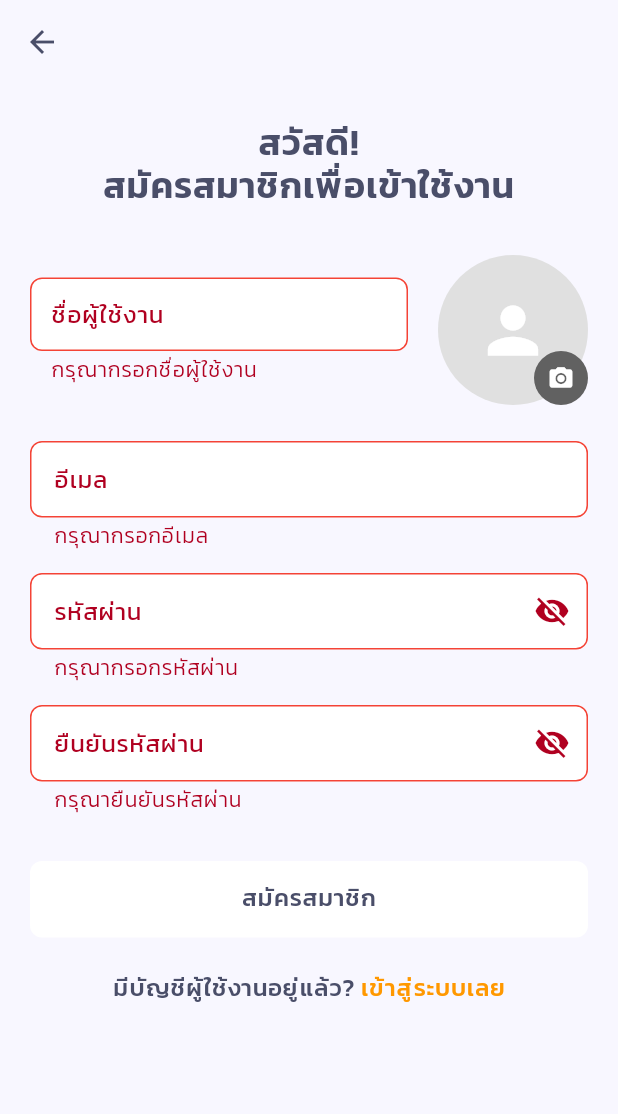
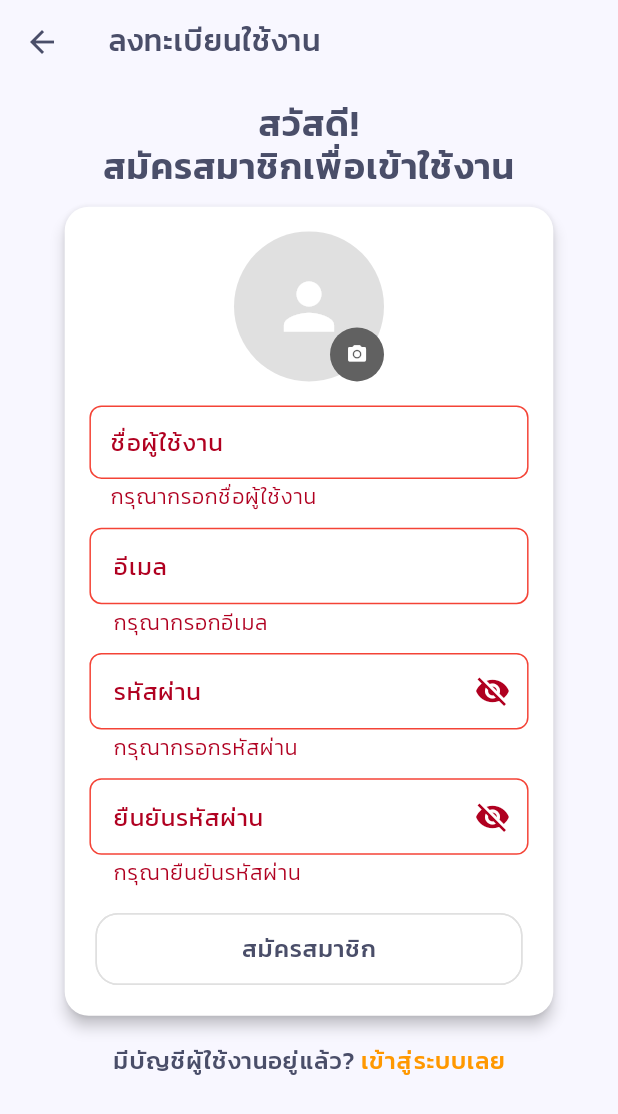
Before and after one commit to pumpkinn7/vocabtree, a Flutter app: the RegisterScreen screen opened by its route, after a tap on "สมัครสมาชิก", on a phone screen of 412 x 824 dp. Shown: the top 1114 px of the screen. Run offline on Flutter 3.47's test engine with Material 3 defaults, Android fonts, the phone set to English and light mode, and no system bars; our stand-ins replace card_swiper, cloud_firestore, firebase_auth, firebase_core, firebase_storage, fl_chart and 5 more; missing offline and left inert: day_night_switcher, translator; accounts and stored records are empty; network calls fail.

Commit message:
RegisterScreen

```diff
--- a/lib/features/auth/screens/register_screen.dart
+++ b/lib/features/auth/screens/register_screen.dart
@@ -1,13 +1,13 @@
 import 'dart:io';
 
-import 'package:firebase_storage/firebase_storage.dart';
 import 'package:flutter/foundation.dart';
 import 'package:flutter/material.dart';
-import 'package:image_picker/image_picker.dart';
 import 'package:vocabtree/features/auth/screens/login_screen.dart';
 import 'package:vocabtree/features/auth/screens/otp_verification_screen.dart';
 import 'package:vocabtree/features/auth/services/auth_service.dart';
 import 'package:vocabtree/core/theme/text_styles.dart';
+import 'package:vocabtree/core/utils/responsive_helper.dart';
+import 'package:vocabtree/features/auth/widgets/register/register_form.dart';
 
 class RegisterScreen extends StatefulWidget {
   const RegisterScreen({super.key});
@@ -18,74 +18,23 @@ class RegisterScreen extends StatefulWidget {
 
 class _RegisterScreenState extends State<RegisterScreen> {
   final _formKey = GlobalKey<FormState>();
-  final _usernameController = TextEditingController();
-  final _emailController = TextEditingController();
-  final _passwordController = TextEditingController();
-  final _confirmPasswordController = TextEditingController();
   final AuthService _authService = AuthService();
-
-  bool _obscurePassword = true;
-  bool _obscureConfirmPassword = true;
-  File? _imageFile;
-  String? _profileImageUrl;
   bool _isLoading = false;
 
-  @override
-  void dispose() {
-    _usernameController.dispose();
-    _emailController.dispose();
-    _passwordController.dispose();
-    _confirmPasswordController.dispose();
-    super.dispose();
+  void _showErrorSnackBar(String message) {
+    ScaffoldMessenger.of(context)
+        .showSnackBar(SnackBar(content: Text(message)));
   }
 
-  Future<void> _pickImage() async {
-    final pickedFile =
-        await ImagePicker().pickImage(source: ImageSource.gallery);
-    if (pickedFile != null) {
-      setState(() {
-        _imageFile = File(pickedFile.path);
-      });
-      await _uploadImage();
-    }
-  }
-
-  Future<void> _uploadImage() async {
-    if (_imageFile == null) return;
-
-    try {
-      final ref = FirebaseStorage.instance
-          .ref()
-          .child('profile_images')
-          .child('${DateTime.now().toIso8601String()}.jpg');
-      await ref.putFile(_imageFile!);
-      final url = await ref.getDownloadURL();
-      setState(() {
-        _profileImageUrl = url;
-      });
-    } catch (e) {
-      if (kDebugMode) {
-        print('Error uploading image: $e');
-      }
-      _showErrorSnackBar('เกิดข้อผิดพลาดในการอัปโหลดรูปภาพ');
-    }
-  }
-
-  void _togglePasswordVisibility() {
-    setState(() {
-      _obscurePassword = !_obscurePassword;
-    });
-  }
-
-  void _toggleConfirmPasswordVisibility() {
-    setState(() {
-      _obscureConfirmPassword = !_obscureConfirmPassword;
-    });
-  }
-
-  Future<void> _register() async {
-    if (!_formKey.currentState!.validate()) return;
-    if (_profileImageUrl == null) {
+  Future<void> _handleFormSubmit({
+    required String username,
+    required String email,
+    required String password,
+    required File? imageFile,
+    required String? profileImageUrl,
+  }) async {
+    if (_formKey.currentState!.validate()) {
+      if (profileImageUrl == null) {
         _showErrorSnackBar('กรุณาอัปโหลดรูปภาพโปรไฟล์');
         return;
       }
@@ -96,11 +45,13 @@ class _RegisterScreenState extends State<RegisterScreen> {
 
       try {
         final result = await _authService.registerUser(
-        username: _usernameController.text.trim(),
-        email: _emailController.text.trim(),
-        password: _passwordController.text,
-        profileImageUrl: _profileImageUrl!,
+          username: username.trim(),
+          email: email.trim(),
+          password: password,
+          profileImageUrl: profileImageUrl,
         );
+
+        if (!mounted) return;
 
         setState(() {
           _isLoading = false;
@@ -111,12 +62,12 @@ class _RegisterScreenState extends State<RegisterScreen> {
             context,
             MaterialPageRoute(
               builder: (context) => OTPVerificationScreen(
-              email: _emailController.text.trim(),
-              password: _passwordController.text,
-              username: _usernameController.text.trim(),
-              profileImageFile: _imageFile,
+                email: email.trim(),
+                password: password,
+                username: username.trim(),
+                profileImageFile: imageFile,
                 user: result.user!,
-              profileImageUrl: _profileImageUrl!,
+                profileImageUrl: profileImageUrl,
               ),
             ),
           );
@@ -134,10 +85,6 @@ class _RegisterScreenState extends State<RegisterScreen> {
         _showErrorSnackBar('เกิดข้อผิดพลาดในการลงทะเบียน: $e');
       }
     }
-
-  void _showErrorSnackBar(String message) {
-    ScaffoldMessenger.of(context)
-        .showSnackBar(SnackBar(content: Text(message)));
   }
 
   @override
@@ -145,6 +92,7 @@ class _RegisterScreenState extends State<RegisterScreen> {
     return Scaffold(
       extendBodyBehindAppBar: true,
       appBar: AppBar(
+        title: const Text('ลงทะเบียนใช้งาน'),
         leading: IconButton(
           icon: const Icon(Icons.arrow_back),
           onPressed: () => Navigator.pop(context),
@@ -154,181 +102,52 @@ class _RegisterScreenState extends State<RegisterScreen> {
       ),
       body: SafeArea(
         child: SingleChildScrollView(
-          padding: const EdgeInsets.symmetric(horizontal: 20),
-          child: Form(
-            key: _formKey,
+          padding: EdgeInsets.symmetric(
+            horizontal: ResponsiveHelper.getScreenWidth(context) * 0.05,
+            vertical: ResponsiveHelper.getScreenWidth(context) *
+                0.02, // ลดระยะห่างด้านบน-ล่าง
+          ),
+          child: Center(
+            child: FractionallySizedBox(
+              widthFactor: ResponsiveHelper.getContentWidth(context),
               child: Column(
                 crossAxisAlignment: CrossAxisAlignment.stretch,
                 children: [
-                const SizedBox(height: 24),
+                  SizedBox(
+                      height:
+                          ResponsiveHelper.getVerticalSpacing(context) * 0.2),
                   Text(
                     'สวัสดี!\nสมัครสมาชิกเพื่อเข้าใช้งาน',
                     style: AppTextStyles.headline,
                     textAlign: TextAlign.center,
                   ),
-                const SizedBox(height: 32),
-                _buildUsernameAndProfileImage(),
-                const SizedBox(height: 24),
-                _buildEmailField(),
-                const SizedBox(height: 16),
-                _buildPasswordField(),
-                const SizedBox(height: 16),
-                _buildConfirmPasswordField(),
-                const SizedBox(height: 32),
-                _buildRegisterButton(),
-                const SizedBox(height: 24),
+                  SizedBox(
+                      height:
+                          ResponsiveHelper.getVerticalSpacing(context) * 0.5),
+                  Card(
+                    elevation: 4,
+                    shape: RoundedRectangleBorder(
+                      borderRadius: BorderRadius.circular(16),
+                    ),
+                    child: Padding(
+                      padding: EdgeInsets.all(
+                          ResponsiveHelper.getScreenWidth(context) * 0.04),
+                      child: RegisterForm(
+                        formKey: _formKey,
+                        isLoading: _isLoading,
+                        onSubmit: _handleFormSubmit,
+                      ),
+                    ),
+                  ),
+                  SizedBox(
+                      height: ResponsiveHelper.getVerticalSpacing(context)),
                   _buildLoginLink(),
-                const SizedBox(height: 24),
+                  SizedBox(
+                      height: ResponsiveHelper.getVerticalSpacing(context)),
                 ],
               ),
             ),
           ),
-      ),
-    );
-  }
-
-  Widget _buildUsernameAndProfileImage() {
-    return Row(
-      crossAxisAlignment: CrossAxisAlignment.center,
-      children: [
-        Expanded(
-          child: TextFormField(
-            controller: _usernameController,
-            decoration: InputDecoration(
-              labelText: 'ชื่อผู้ใช้งาน',
-              border:
-                  OutlineInputBorder(borderRadius: BorderRadius.circular(10)),
-              labelStyle: AppTextStyles.inputText,
-              contentPadding:
-                  const EdgeInsets.symmetric(vertical: 15, horizontal: 10),
-            ),
-            validator: (value) {
-              if (value == null || value.isEmpty) {
-                return 'กรุณากรอกชื่อผู้ใช้งาน';
-              }
-              return null;
-            },
-          ),
-        ),
-        const SizedBox(width: 20),
-        Stack(
-          alignment: Alignment.bottomRight,
-          children: [
-            CircleAvatar(
-              radius: 50,
-              backgroundColor: Colors.grey[300],
-              backgroundImage:
-                  _imageFile != null ? FileImage(_imageFile!) : null,
-              child: _imageFile == null
-                  ? const Icon(Icons.person, size: 50, color: Colors.white)
-                  : null,
-            ),
-            CircleAvatar(
-              backgroundColor: Colors.grey[700],
-              radius: 18,
-              child: IconButton(
-                icon:
-                    const Icon(Icons.camera_alt, size: 18, color: Colors.white),
-                onPressed: _pickImage,
-                padding: EdgeInsets.zero,
-              ),
-            ),
-          ],
-        ),
-      ],
-    );
-  }
-
-  Widget _buildEmailField() {
-    return TextFormField(
-      controller: _emailController,
-      keyboardType: TextInputType.emailAddress,
-      decoration: InputDecoration(
-        labelText: 'อีเมล',
-        border: OutlineInputBorder(borderRadius: BorderRadius.circular(10)),
-        labelStyle: AppTextStyles.inputText,
-      ),
-      validator: (value) {
-        if (value == null || value.isEmpty) {
-          return 'กรุณากรอกอีเมล';
-        }
-        if (!RegExp(r'^[\w-\.]+@([\w-]+\.)+[\w-]{2,4}$').hasMatch(value)) {
-          return 'กรุณากรอกอีเมลให้ถูกต้อง';
-        }
-        return null;
-      },
-    );
-  }
-
-  Widget _buildPasswordField() {
-    return TextFormField(
-      controller: _passwordController,
-      obscureText: _obscurePassword,
-      decoration: InputDecoration(
-        labelText: 'รหัสผ่าน',
-        border: OutlineInputBorder(borderRadius: BorderRadius.circular(10)),
-        labelStyle: AppTextStyles.inputText,
-        suffixIcon: IconButton(
-          icon:
-              Icon(_obscurePassword ? Icons.visibility_off : Icons.visibility),
-          onPressed: _togglePasswordVisibility,
-        ),
-      ),
-      validator: (value) {
-        if (value == null || value.isEmpty) {
-          return 'กรุณากรอกรหัสผ่าน';
-        }
-        if (value.length < 6) {
-          return 'รหัสผ่านต้องมีอย่างน้อย 6 ตัวอักษร';
-        }
-        return null;
-      },
-    );
-  }
-
-  Widget _buildConfirmPasswordField() {
-    return TextFormField(
-      controller: _confirmPasswordController,
-      obscureText: _obscureConfirmPassword,
-      decoration: InputDecoration(
-        labelText: 'ยืนยันรหัสผ่าน',
-        border: OutlineInputBorder(borderRadius: BorderRadius.circular(10)),
-        labelStyle: AppTextStyles.inputText,
-        suffixIcon: IconButton(
-          icon: Icon(_obscureConfirmPassword
-              ? Icons.visibility_off
-              : Icons.visibility),
-          onPressed: _toggleConfirmPasswordVisibility,
-        ),
-      ),
-      validator: (value) {
-        if (value == null || value.isEmpty) {
-          return 'กรุณายืนยันรหัสผ่าน';
-        }
-        if (value != _passwordController.text) {
-          return 'รหัสผ่านไม่ตรงกัน';
-        }
-        return null;
-      },
-    );
-  }
-
-  Widget _buildRegisterButton() {
-    return SizedBox(
-      width: double.infinity,
-      child: ElevatedButton(
-        onPressed: _isLoading ? null : _register,
-        style: ElevatedButton.styleFrom(
-          padding: const EdgeInsets.symmetric(vertical: 16),
-          shape: RoundedRectangleBorder(
-            borderRadius: BorderRadius.circular(8),
-          ),
-        ),
-        child: _isLoading
-            ? const CircularProgressIndicator(color: Colors.white)
-            : Text(
-                'สมัครสมาชิก',
-                style: AppTextStyles.label,
         ),
       ),
     );
--- /dev/null
+++ b/lib/features/auth/widgets/register/email_field.dart
@@ -0,0 +1,30 @@
+import 'package:flutter/material.dart';
+import 'package:vocabtree/core/theme/text_styles.dart';
+
+class EmailField extends StatelessWidget {
+  final TextEditingController controller;
+
+  const EmailField({super.key, required this.controller});
+
+  @override
+  Widget build(BuildContext context) {
+    return TextFormField(
+      controller: controller,
+      keyboardType: TextInputType.emailAddress,
+      decoration: InputDecoration(
+        labelText: 'อีเมล',
+        border: OutlineInputBorder(borderRadius: BorderRadius.circular(10)),
+        labelStyle: AppTextStyles.inputText,
+      ),
+      validator: (value) {
+        if (value == null || value.isEmpty) {
+          return 'กรุณากรอกอีเมล';
+        }
+        if (!RegExp(r'^[\w-\.]+@([\w-]+\.)+[\w-]{2,4}$').hasMatch(value)) {
+          return 'กรุณากรอกอีเมลให้ถูกต้อง';
+        }
+        return null;
+      },
+    );
+  }
+}
--- /dev/null
+++ b/lib/features/auth/widgets/register/password_field.dart
@@ -0,0 +1,53 @@
+import 'package:flutter/material.dart';
+import 'package:vocabtree/core/theme/text_styles.dart';
+
+class PasswordField extends StatelessWidget {
+  final TextEditingController controller;
+  final bool obscureText;
+  final VoidCallback toggleVisibility;
+  final bool isConfirmField;
+  final String? passwordToMatch;
+
+  const PasswordField({
+    super.key,
+    required this.controller,
+    required this.obscureText,
+    required this.toggleVisibility,
+    this.isConfirmField = false,
+    this.passwordToMatch,
+  });
+
+  @override
+  Widget build(BuildContext context) {
+    return TextFormField(
+      controller: controller,
+      obscureText: obscureText,
+      decoration: InputDecoration(
+        labelText: isConfirmField ? 'ยืนยันรหัสผ่าน' : 'รหัสผ่าน',
+        border: OutlineInputBorder(borderRadius: BorderRadius.circular(10)),
+        labelStyle: AppTextStyles.inputText,
+        suffixIcon: IconButton(
+          icon: Icon(obscureText ? Icons.visibility_off : Icons.visibility),
+          onPressed: toggleVisibility,
+        ),
+      ),
+      validator: (value) {
+        if (value == null || value.isEmpty) {
+          return isConfirmField ? 'กรุณายืนยันรหัสผ่าน' : 'กรุณากรอกรหัสผ่าน';
+        }
+
+        if (!isConfirmField && value.length < 6) {
+          return 'รหัสผ่านต้องมีอย่างน้อย 6 ตัวอักษร';
+        }
+
+        if (isConfirmField &&
+            passwordToMatch != null &&
+            value != passwordToMatch) {
+          return 'รหัสผ่านไม่ตรงกัน';
+        }
+
+        return null;
+      },
+    );
+  }
+}
--- /dev/null
+++ b/lib/features/auth/widgets/register/register_button.dart
@@ -0,0 +1,53 @@
+import 'package:flutter/material.dart';
+import 'package:vocabtree/core/utils/responsive_helper.dart';
+
+class RegisterButton extends StatelessWidget {
+  final bool isLoading;
+  final VoidCallback onPressed;
+
+  const RegisterButton({
+    super.key,
+    required this.isLoading,
+    required this.onPressed,
+  });
+
+  @override
+  Widget build(BuildContext context) {
+    final screenWidth = ResponsiveHelper.getScreenWidth(context);
+    final buttonHeight = screenWidth > 600 ? 56.0 : 48.0;
+
+    return Card(
+      elevation: 0,
+      shape: RoundedRectangleBorder(
+        borderRadius: BorderRadius.circular(15),
+        side: BorderSide(color: Colors.grey[300]!),
+      ),
+      child: SizedBox(
+        width: double.infinity,
+        height: buttonHeight,
+        child: ElevatedButton(
+          onPressed: isLoading ? null : onPressed,
+          style: Theme.of(context).elevatedButtonTheme.style?.copyWith(
+                elevation: MaterialStateProperty.all(0),
+                backgroundColor: MaterialStateProperty.resolveWith((states) {
+                  if (states.contains(MaterialState.disabled)) {
+                    return Theme.of(context).colorScheme.surfaceVariant;
+                  }
+                  return Theme.of(context).colorScheme.surface;
+                }),
+              ),
+          child: isLoading
+              ? const SizedBox(
+                  width: 24,
+                  height: 24,
+                  child: CircularProgressIndicator(),
+                )
+              : Text(
+                  'สมัครสมาชิก',
+                  style: Theme.of(context).textTheme.labelLarge,
+                ),
+        ),
+      ),
+    );
+  }
+}
--- /dev/null
+++ b/lib/features/auth/widgets/register/register_form.dart
@@ -0,0 +1,121 @@
+import 'dart:io';
+
+import 'package:flutter/material.dart';
+import 'package:vocabtree/core/utils/responsive_helper.dart';
+import 'package:vocabtree/features/auth/widgets/register/username_profile_section.dart';
+import 'package:vocabtree/features/auth/widgets/register/email_field.dart';
+import 'package:vocabtree/features/auth/widgets/register/password_field.dart';
+import 'package:vocabtree/features/auth/widgets/register/register_button.dart';
+
+class RegisterForm extends StatefulWidget {
+  final GlobalKey<FormState> formKey;
+  final bool isLoading;
+  final Function({
+    required String username,
+    required String email,
+    required String password,
+    required File? imageFile,
+    required String? profileImageUrl,
+  }) onSubmit;
+
+  const RegisterForm({
+    super.key,
+    required this.formKey,
+    required this.isLoading,
+    required this.onSubmit,
+  });
+
+  @override
+  State<RegisterForm> createState() => _RegisterFormState();
+}
+
+class _RegisterFormState extends State<RegisterForm> {
+  final _usernameController = TextEditingController();
+  final _emailController = TextEditingController();
+  final _passwordController = TextEditingController();
+  final _confirmPasswordController = TextEditingController();
+
+  bool _obscurePassword = true;
+  bool _obscureConfirmPassword = true;
+  File? _imageFile;
+  String? _profileImageUrl;
+
+  @override
+  void dispose() {
+    _usernameController.dispose();
+    _emailController.dispose();
+    _passwordController.dispose();
+    _confirmPasswordController.dispose();
+    super.dispose();
+  }
+
+  void _togglePasswordVisibility() {
+    setState(() {
+      _obscurePassword = !_obscurePassword;
+    });
+  }
+
+  void _toggleConfirmPasswordVisibility() {
+    setState(() {
+      _obscureConfirmPassword = !_obscureConfirmPassword;
+    });
+  }
+
+  void _updateImageData({File? imageFile, String? profileImageUrl}) {
+    setState(() {
+      _imageFile = imageFile;
+      _profileImageUrl = profileImageUrl;
+    });
+  }
+
+  void _handleSubmit() {
+    widget.onSubmit(
+      username: _usernameController.text,
+      email: _emailController.text,
+      password: _passwordController.text,
+      imageFile: _imageFile,
+      profileImageUrl: _profileImageUrl,
+    );
+  }
+
+  @override
+  Widget build(BuildContext context) {
+    final verticalSpacing = ResponsiveHelper.getVerticalSpacing(context) *
+        0.7; // ลดระยะห่างระหว่างช่องกรอก
+
+    return Form(
+      key: widget.formKey,
+      child: Column(
+        crossAxisAlignment: CrossAxisAlignment.stretch,
+        children: [
+          UsernameProfileSection(
+            usernameController: _usernameController,
+            imageFile: _imageFile,
+            onImageUpdate: _updateImageData,
+          ),
+          SizedBox(height: verticalSpacing),
+          EmailField(controller: _emailController),
+          SizedBox(height: verticalSpacing),
+          PasswordField(
+            controller: _passwordController,
+            obscureText: _obscurePassword,
+            toggleVisibility: _togglePasswordVisibility,
+          ),
+          SizedBox(height: verticalSpacing),
+          PasswordField(
+            controller: _confirmPasswordController,
+            obscureText: _obscureConfirmPassword,
+            toggleVisibility: _toggleConfirmPasswordVisibility,
+            isConfirmField: true,
+            passwordToMatch: _passwordController.text,
+          ),
+          SizedBox(height: verticalSpacing * 1.2),
+          RegisterButton(
+            isLoading: widget.isLoading,
+            onPressed: _handleSubmit,
+          ),
+        ],
+      ),
+    );
+  }
+}
--- /dev/null
+++ b/lib/features/auth/widgets/register/username_profile_section.dart
@@ -0,0 +1,134 @@
+import 'dart:io';
+
+import 'package:firebase_storage/firebase_storage.dart';
+import 'package:flutter/foundation.dart';
+import 'package:flutter/material.dart';
+import 'package:image_picker/image_picker.dart';
+import 'package:vocabtree/core/theme/text_styles.dart';
+import 'package:vocabtree/core/utils/responsive_helper.dart';
+
+class UsernameProfileSection extends StatefulWidget {
+  final TextEditingController usernameController;
+  final File? imageFile;
+  final Function({File? imageFile, String? profileImageUrl}) onImageUpdate;
+
+  const UsernameProfileSection({
+    super.key,
+    required this.usernameController,
+    required this.imageFile,
+    required this.onImageUpdate,
+  });
+
+  @override
+  State<UsernameProfileSection> createState() => _UsernameProfileSectionState();
+}
+
+class _UsernameProfileSectionState extends State<UsernameProfileSection> {
+  Future<void> _pickImage() async {
+    final pickedFile =
+        await ImagePicker().pickImage(source: ImageSource.gallery);
+    if (pickedFile != null) {
+      final imageFile = File(pickedFile.path);
+      await _uploadImage(imageFile);
+    }
+  }
+
+  Future<void> _uploadImage(File imageFile) async {
+    try {
+      final ref = FirebaseStorage.instance
+          .ref()
+          .child('profile_images')
+          .child('${DateTime.now().toIso8601String()}.jpg');
+      await ref.putFile(imageFile);
+      final url = await ref.getDownloadURL();
+
+      widget.onImageUpdate(imageFile: imageFile, profileImageUrl: url);
+    } catch (e) {
+      if (kDebugMode) {
+        print('Error uploading image: $e');
+      }
+      ScaffoldMessenger.of(context).showSnackBar(
+        const SnackBar(content: Text('เกิดข้อผิดพลาดในการอัปโหลดรูปภาพ')),
+      );
+    }
+  }
+
+  @override
+  Widget build(BuildContext context) {
+    // ดึงขนาดของหน้าจอมาเพื่อปรับรูปแบบการแสดงผล
+    final screenWidth = ResponsiveHelper.getScreenWidth(context);
+
+    // ถ้าหน้าจอแคบ (โทรศัพท์ในแนวตั้ง) ให้แสดง Column แทน Row
+    if (screenWidth < 500) {
+      return Column(
+        crossAxisAlignment: CrossAxisAlignment.center,
+        children: [
+          _buildProfilePicture(),
+          const SizedBox(height: 16),
+          _buildUsernameField(),
+        ],
+      );
+    }
+
+    // ถ้าหน้าจอกว้าง ให้แสดง Row ตามเดิม
+    return Row(
+      crossAxisAlignment: CrossAxisAlignment.center,
+      children: [
+        Expanded(child: _buildUsernameField()),
+        const SizedBox(width: 20),
+        _buildProfilePicture(),
+      ],
+    );
+  }
+
+  Widget _buildUsernameField() {
+    return TextFormField(
+      controller: widget.usernameController,
+      decoration: InputDecoration(
+        labelText: 'ชื่อผู้ใช้งาน',
+        border: OutlineInputBorder(borderRadius: BorderRadius.circular(10)),
+        labelStyle: AppTextStyles.inputText,
+        contentPadding:
+            const EdgeInsets.symmetric(vertical: 15, horizontal: 10),
+      ),
+      validator: (value) {
+        if (value == null || value.isEmpty) {
+          return 'กรุณากรอกชื่อผู้ใช้งาน';
+        }
+        return null;
+      },
+    );
+  }
+
+  Widget _buildProfilePicture() {
+    // ปรับขนาดของรูปโปรไฟล์ให้เหมาะสมกับขนาดหน้าจอ
+    final double radius =
+        ResponsiveHelper.getScreenWidth(context) > 600 ? 60 : 50;
+    final double iconButtonRadius = radius * 0.36;
+
+    return Stack(
+      alignment: Alignment.bottomRight,
+      children: [
+        CircleAvatar(
+          radius: radius,
+          backgroundColor: Colors.grey[300],
+          backgroundImage:
+              widget.imageFile != null ? FileImage(widget.imageFile!) : null,
+          child: widget.imageFile == null
+              ? Icon(Icons.person, size: radius, color: Colors.white)
+              : null,
+        ),
+        CircleAvatar(
+          backgroundColor: Colors.grey[700],
+          radius: iconButtonRadius,
+          child: IconButton(
+            icon: Icon(Icons.camera_alt,
+                size: iconButtonRadius * 0.8, color: Colors.white),
+            onPressed: _pickImage,
+            padding: EdgeInsets.zero,
+          ),
+        ),
+      ],
+    );
+  }
+}
```
Lines whose indentation alone changed are shown as unchanged.
